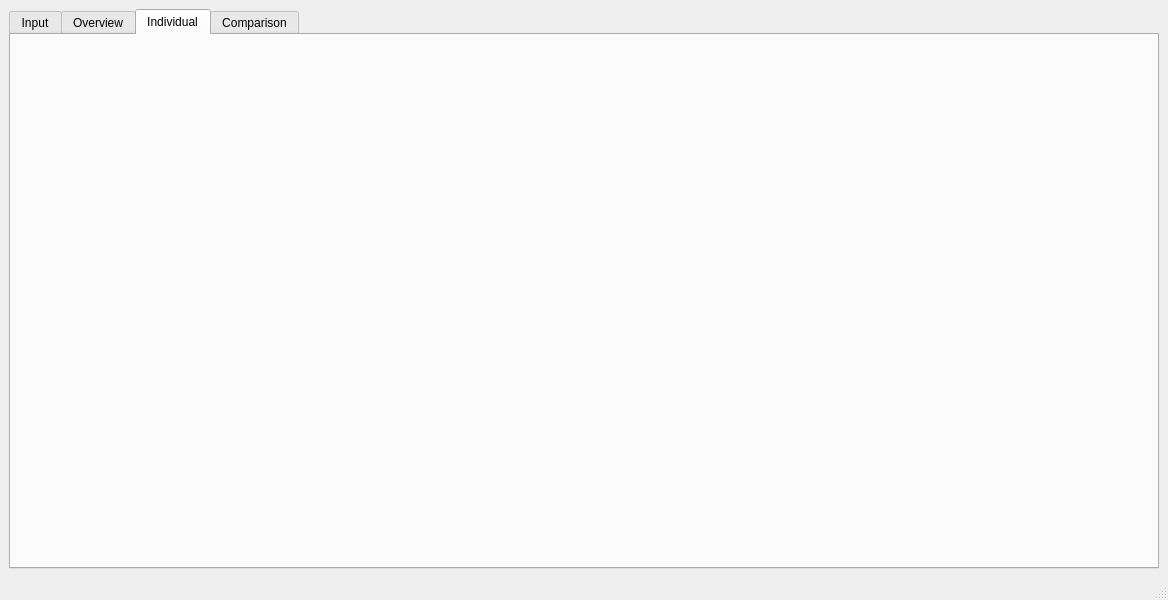
Before: the Qt Designer form project/MainWindow.ui in Gogonemnem/tu-delft-assignments, drawn with Qt 5.
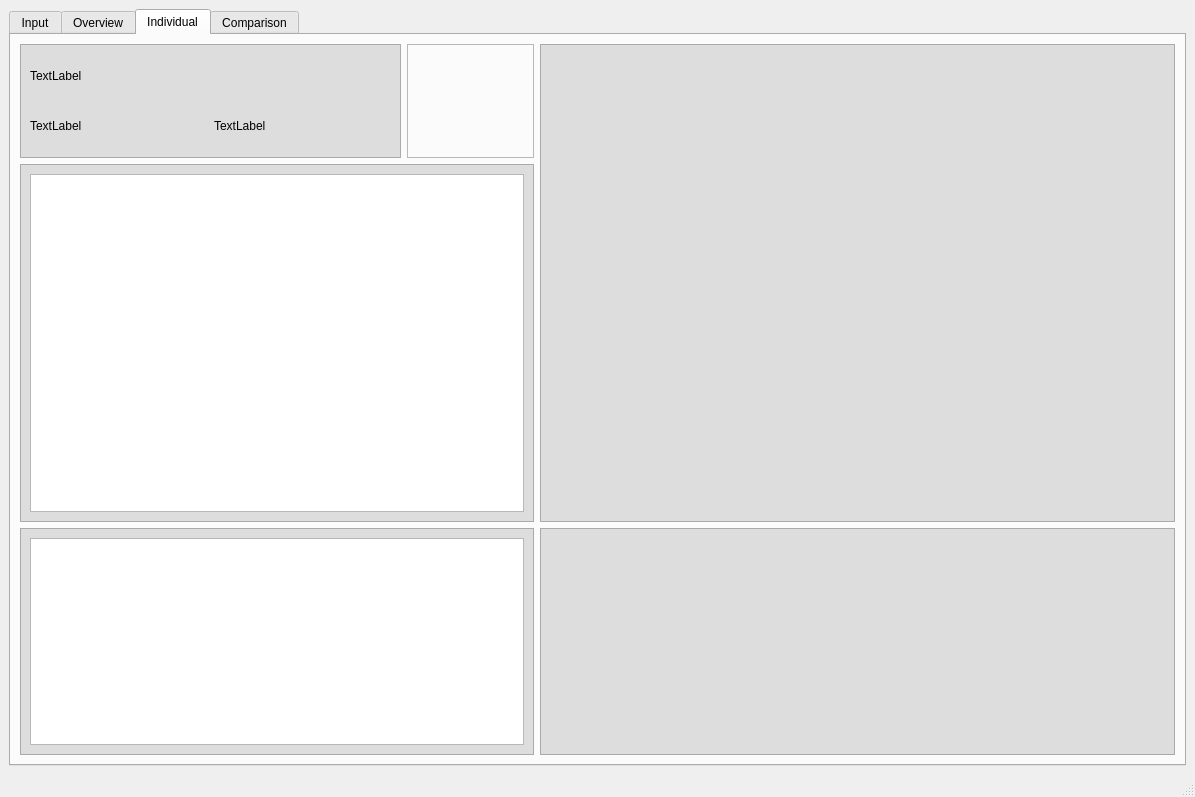
After: the same form once the commit is applied. The open tabs and pages were chosen to show the change.

Commit message: Add the tab for individual crypto/stocks

The edit to the form file:
```diff
--- a/project/MainWindow.ui
+++ b/project/MainWindow.ui
@@ -6,8 +6,8 @@
    <rect>
     <x>0</x>
     <y>0</y>
-    <width>1168</width>
-    <height>600</height>
+    <width>1195</width>
+    <height>797</height>
    </rect>
   </property>
   <property name="sizePolicy">
@@ -217,6 +217,129 @@
        <attribute name="title">
         <string>Individual</string>
        </attribute>
+       <layout class="QGridLayout" name="gridLayout" rowstretch="1,3,0,0,0,2" columnstretch="3,1,0,5">
+        <item row="1" column="0" rowspan="4" colspan="2">
+         <widget class="QFrame" name="frame_3">
+          <property name="styleSheet">
+           <string notr="true">#frame_3{
+background-color: rgb(221, 221, 221)}</string>
+          </property>
+          <property name="frameShape">
+           <enum>QFrame::StyledPanel</enum>
+          </property>
+          <property name="frameShadow">
+           <enum>QFrame::Raised</enum>
+          </property>
+          <layout class="QVBoxLayout" name="verticalLayout_5">
+           <item>
+            <widget class="QTableView" name="price_table"/>
+           </item>
+          </layout>
+         </widget>
+        </item>
+        <item row="0" column="0">
+         <widget class="QFrame" name="frame_6">
+          <property name="styleSheet">
+           <string notr="true">#frame_6{
+background-color: rgb(221, 221, 221)}</string>
+          </property>
+          <property name="frameShape">
+           <enum>QFrame::StyledPanel</enum>
+          </property>
+          <property name="frameShadow">
+           <enum>QFrame::Raised</enum>
+          </property>
+          <layout class="QGridLayout" name="gridLayout_3">
+           <item row="0" column="0" colspan="2">
+            <widget class="QLabel" name="symbol_label">
+             <property name="text">
+              <string>TextLabel</string>
+             </property>
+            </widget>
+           </item>
+           <item row="1" column="0">
+            <widget class="QLabel" name="interval_label">
+             <property name="text">
+              <string>TextLabel</string>
+             </property>
+            </widget>
+           </item>
+           <item row="1" column="1">
+            <widget class="QLabel" name="label_3">
+             <property name="text">
+              <string>TextLabel</string>
+             </property>
+            </widget>
+           </item>
+          </layout>
+         </widget>
+        </item>
+        <item row="0" column="1">
+         <widget class="QFrame" name="price_frame">
+          <property name="styleSheet">
+           <string notr="true"/>
+          </property>
+          <property name="frameShape">
+           <enum>QFrame::StyledPanel</enum>
+          </property>
+          <property name="frameShadow">
+           <enum>QFrame::Raised</enum>
+          </property>
+          <layout class="QGridLayout" name="gridLayout_2"/>
+         </widget>
+        </item>
+        <item row="0" column="3" rowspan="5">
+         <widget class="QFrame" name="price_graph_frame">
+          <property name="styleSheet">
+           <string notr="true">#price_graph_frame
+{
+background-color: rgb(221, 221, 221)}</string>
+          </property>
+          <property name="frameShape">
+           <enum>QFrame::StyledPanel</enum>
+          </property>
+          <property name="frameShadow">
+           <enum>QFrame::Raised</enum>
+          </property>
+          <layout class="QVBoxLayout" name="verticalLayout_2"/>
+         </widget>
+        </item>
+        <item row="5" column="3">
+         <widget class="QFrame" name="indicator_frame">
+          <property name="styleSheet">
+           <string notr="true">#indicator_frame
+{
+background-color: rgb(221, 221, 221)}</string>
+          </property>
+          <property name="frameShape">
+           <enum>QFrame::StyledPanel</enum>
+          </property>
+          <property name="frameShadow">
+           <enum>QFrame::Raised</enum>
+          </property>
+          <layout class="QVBoxLayout" name="verticalLayout_3"/>
+         </widget>
+        </item>
+        <item row="5" column="0" colspan="2">
+         <widget class="QFrame" name="frame_5">
+          <property name="styleSheet">
+           <string notr="true">#frame_5{
+background-color: rgb(221, 221, 221)}</string>
+          </property>
+          <property name="frameShape">
+           <enum>QFrame::StyledPanel</enum>
+          </property>
+          <property name="frameShadow">
+           <enum>QFrame::Raised</enum>
+          </property>
+          <layout class="QGridLayout" name="gridLayout_4">
+           <item row="0" column="0">
+            <widget class="QTableView" name="tableView_2"/>
+           </item>
+          </layout>
+         </widget>
+        </item>
+       </layout>
       </widget>
       <widget class="QWidget" name="comparison">
        <attribute name="title">
```
Left out of the diff: 26 changed lines with no effect on the pictures. The commit also changes 7 other files.
